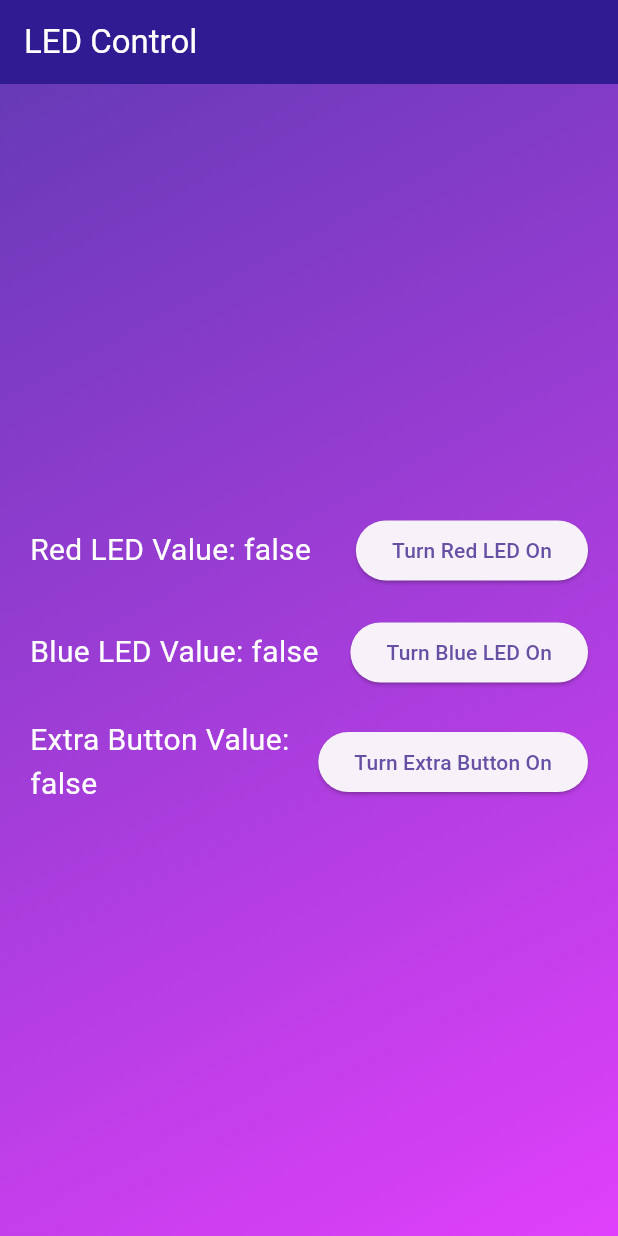
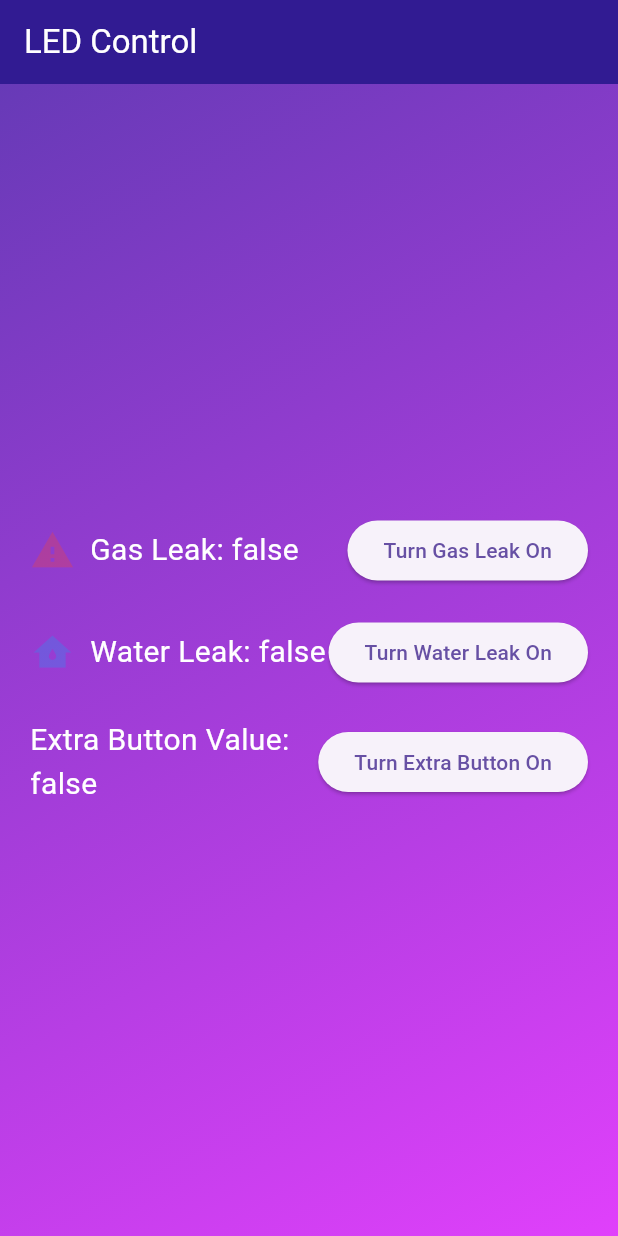
Before and after one commit to goktu-o/evguvenliksistemi, a Flutter app: the screen it shows after launch, on a phone screen of 412 x 824 dp. Run offline on Flutter 3.47's test engine with Material 3 defaults, Android fonts, the phone set to English and light mode, and no system bars; our stand-ins replace firebase_core, firebase_database; accounts and stored records are empty.

Commit message:
gas and water leak icons

```diff
--- a/lib/main.dart
+++ b/lib/main.dart
@@ -120,7 +120,7 @@ class ToggleValuePageState extends State<ToggleValuePage> {
   Widget build(BuildContext context) {
     return Scaffold(
       appBar: AppBar(
-        title: const Text(
+        title: Text(
           'LED Control',
           style: TextStyle(
               color: Colors.white), // Change navbar text color to white
@@ -129,7 +129,7 @@ class ToggleValuePageState extends State<ToggleValuePage> {
             Colors.deepPurple[900], // Change navbar color to dark purple
       ),
       body: Container(
-        decoration: const BoxDecoration(
+        decoration: BoxDecoration(
           gradient: LinearGradient(
             colors: [Colors.deepPurple, Colors.purpleAccent],
             begin: Alignment.topLeft,
@@ -148,51 +148,75 @@ class ToggleValuePageState extends State<ToggleValuePage> {
                       mainAxisAlignment: MainAxisAlignment.spaceBetween,
                       children: [
                         Expanded(
-                          child: Text(
-                            'Red LED Value: $_redLedValue',
-                            style: const TextStyle(
-                                fontSize: 20,
-                                color:
-                                    Colors.white), // Change text color to white
+                          child: Row(
+                            children: [
+                              Icon(
+                                Icons.warning,
+                                color: _redLedValue
+                                    ? Colors.red
+                                    : Colors.red.withOpacity(0.3),
+                                size: 30.0,
+                              ),
+                              SizedBox(width: 10),
+                              Text(
+                                'Gas Leak: $_redLedValue',
+                                style: TextStyle(
+                                    fontSize: 20,
+                                    color: Colors
+                                        .white), // Change text color to white
+                              ),
+                            ],
                           ),
                         ),
                         ElevatedButton(
                           onPressed: _toggleRedLed,
                           child: Text(_redLedValue
-                              ? 'Turn Red LED Off'
-                              : 'Turn Red LED On'),
+                              ? 'Turn Gas Leak Off'
+                              : 'Turn Gas Leak On'),
                         ),
                       ],
                     ),
-                    const SizedBox(height: 20),
+                    SizedBox(height: 20),
                     Row(
                       mainAxisAlignment: MainAxisAlignment.spaceBetween,
                       children: [
                         Expanded(
-                          child: Text(
-                            'Blue LED Value: $_blueLedValue',
-                            style: const TextStyle(
-                                fontSize: 20,
-                                color:
-                                    Colors.white), // Change text color to white
+                          child: Row(
+                            children: [
+                              Icon(
+                                Icons.water_damage,
+                                color: _blueLedValue
+                                    ? Colors.blue
+                                    : Colors.blue.withOpacity(0.3),
+                                size: 30.0,
+                              ),
+                              SizedBox(width: 10),
+                              Text(
+                                'Water Leak: $_blueLedValue',
+                                style: TextStyle(
+                                    fontSize: 20,
+                                    color: Colors
+                                        .white), // Change text color to white
+                              ),
+                            ],
                           ),
                         ),
                         ElevatedButton(
                           onPressed: _toggleBlueLed,
                           child: Text(_blueLedValue
-                              ? 'Turn Blue LED Off'
-                              : 'Turn Blue LED On'),
+                              ? 'Turn Water Leak Off'
+                              : 'Turn Water Leak On'),
                         ),
                       ],
                     ),
-                    const SizedBox(height: 20),
+                    SizedBox(height: 20),
                     Row(
                       mainAxisAlignment: MainAxisAlignment.spaceBetween,
                       children: [
                         Expanded(
                           child: Text(
                             'Extra Button Value: $_extraButtonValue',
-                            style: const TextStyle(
+                            style: TextStyle(
                                 fontSize: 20,
                                 color:
                                     Colors.white), // Change text color to white
```
